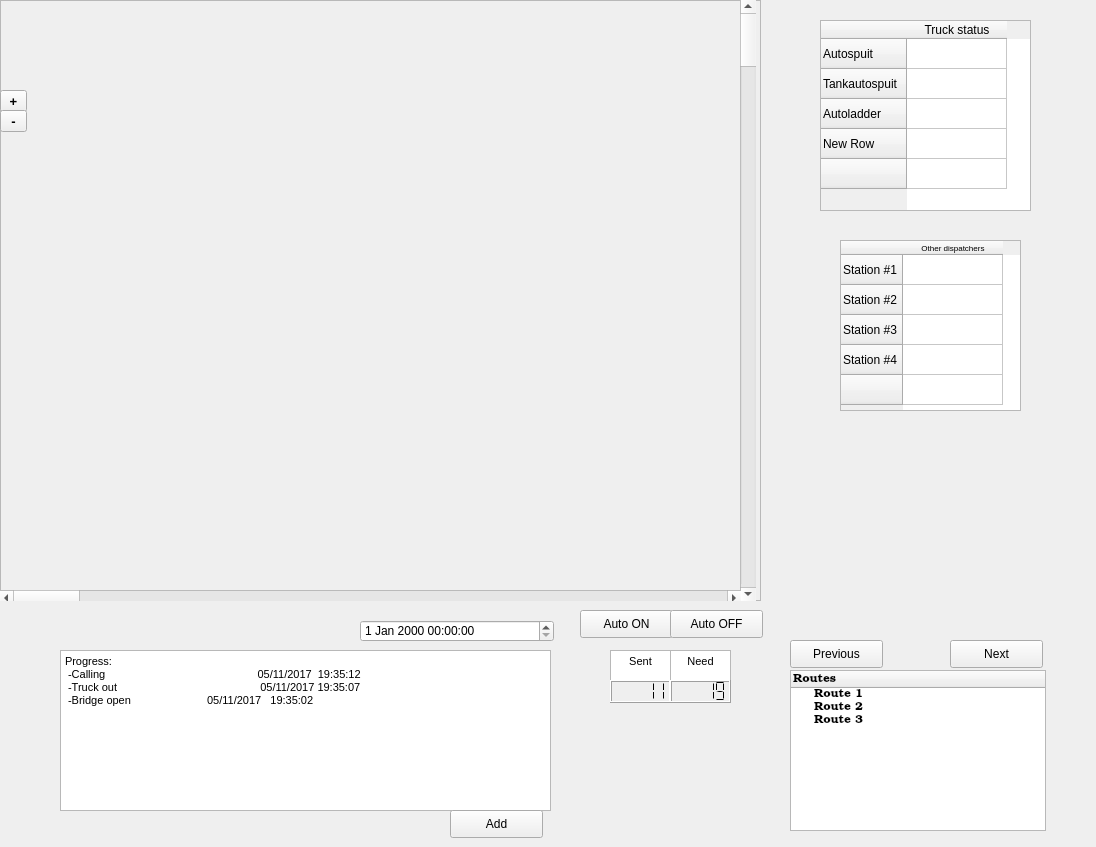
First picture: the form in DispatchHero/DispatchHero_dockwidget_base.ui, repository pimklaassen/GEO1005, before the edit.
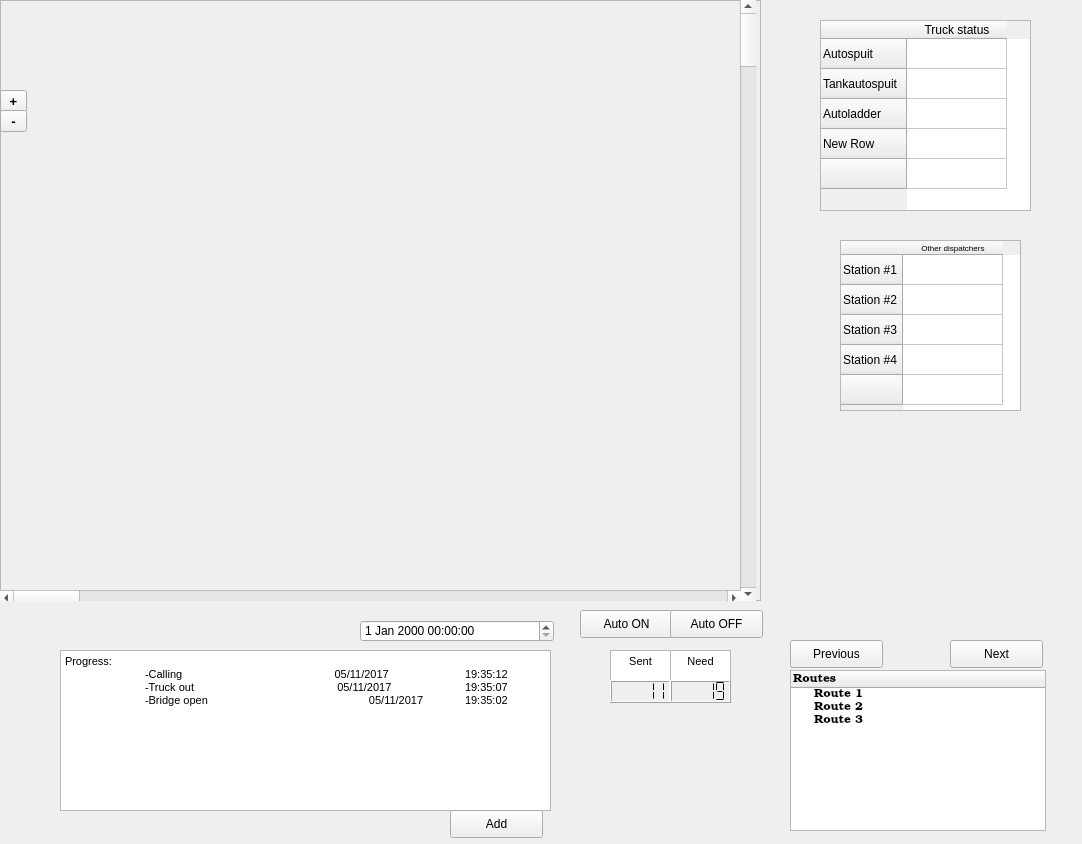
Second picture: the form after the edit. Icons and pictures are not drawn.

```diff
--- a/DispatchHero/DispatchHero_dockwidget_base.ui
+++ b/DispatchHero/DispatchHero_dockwidget_base.ui
@@ -6,8 +6,8 @@
    <rect>
     <x>0</x>
     <y>0</y>
-    <width>1096</width>
-    <height>847</height>
+    <width>1082</width>
+    <height>844</height>
    </rect>
   </property>
   <property name="windowTitle">
@@ -344,9 +344,9 @@
 p, li { white-space: pre-wrap; }
 &lt;/style&gt;&lt;/head&gt;&lt;body style=&quot; font-family:'MS Shell Dlg 2'; font-size:7.5pt; font-weight:400; font-style:normal;&quot;&gt;
 &lt;p style=&quot; margin-top:0px; margin-bottom:0px; margin-left:0px; margin-right:0px; -qt-block-indent:0; text-indent:0px;&quot;&gt;&lt;span style=&quot; font-size:8pt;&quot;&gt;Progress:&lt;/span&gt;&lt;/p&gt;
-&lt;p style=&quot; margin-top:0px; margin-bottom:0px; margin-left:0px; margin-right:0px; -qt-block-indent:0; text-indent:0px;&quot;&gt;&lt;span style=&quot; font-size:8pt;&quot;&gt; -Calling                                                  05/11/2017  19:35:12&lt;/span&gt;&lt;/p&gt;
-&lt;p style=&quot; margin-top:0px; margin-bottom:0px; margin-left:0px; margin-right:0px; -qt-block-indent:0; text-indent:0px;&quot;&gt;&lt;span style=&quot; font-size:8pt;&quot;&gt; -Truck out                                               05/11/2017 19:35:07&lt;/span&gt;&lt;/p&gt;
-&lt;p style=&quot; margin-top:0px; margin-bottom:0px; margin-left:0px; margin-right:0px; -qt-block-indent:0; text-indent:0px;&quot;&gt;&lt;span style=&quot; font-size:8pt;&quot;&gt; -Bridge open                         05/11/2017   19:35:02&lt;/span&gt;&lt;/p&gt;&lt;/body&gt;&lt;/html&gt;</string>
+&lt;p style=&quot; margin-top:0px; margin-bottom:0px; margin-left:0px; margin-right:0px; -qt-block-indent:0; text-indent:0px;&quot;&gt;&lt;span style=&quot; font-size:8pt;&quot;&gt;	-Calling                                                  05/11/2017	19:35:12&lt;/span&gt;&lt;/p&gt;
+&lt;p style=&quot; margin-top:0px; margin-bottom:0px; margin-left:0px; margin-right:0px; -qt-block-indent:0; text-indent:0px;&quot;&gt;&lt;span style=&quot; font-size:8pt;&quot;&gt;	-Truck out                                               05/11/2017	19:35:07&lt;/span&gt;&lt;/p&gt;
+&lt;p style=&quot; margin-top:0px; margin-bottom:0px; margin-left:0px; margin-right:0px; -qt-block-indent:0; text-indent:0px;&quot;&gt;&lt;span style=&quot; font-size:8pt;&quot;&gt;	-Bridge open 		                     05/11/2017 	19:35:02&lt;/span&gt;&lt;/p&gt;&lt;/body&gt;&lt;/html&gt;</string>
    </property>
   </widget>
   <widget class="QDateTimeEdit" name="dateTimeEdit">
```
Left out of the diff: 16 changed lines with no effect on the pictures.
